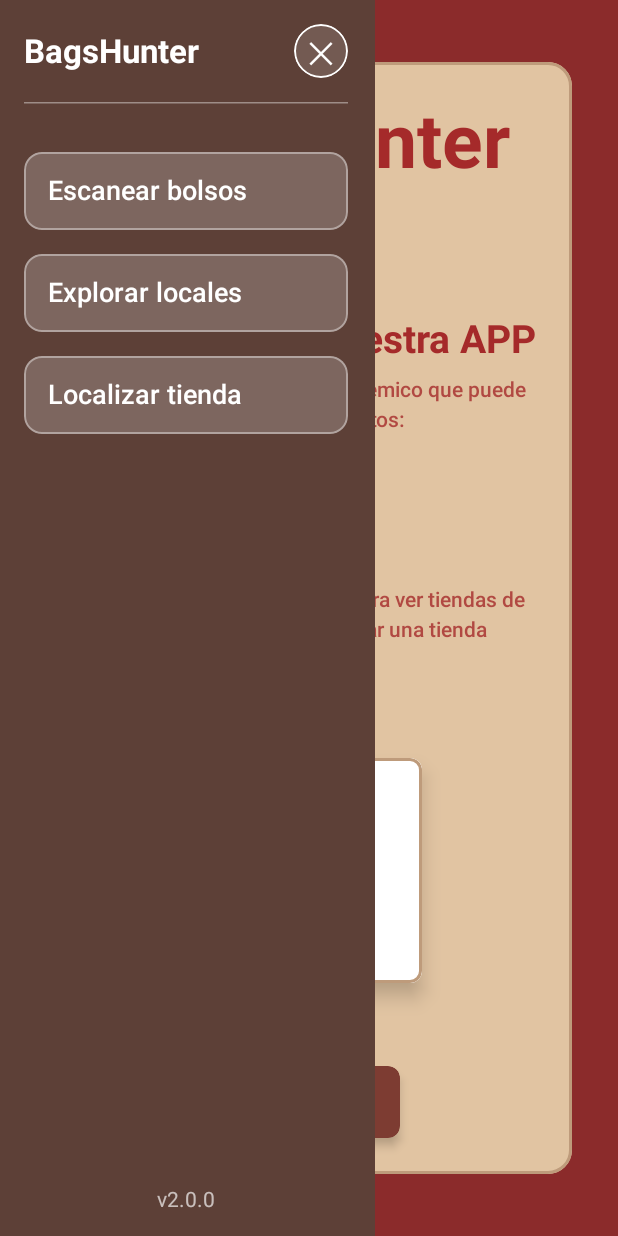
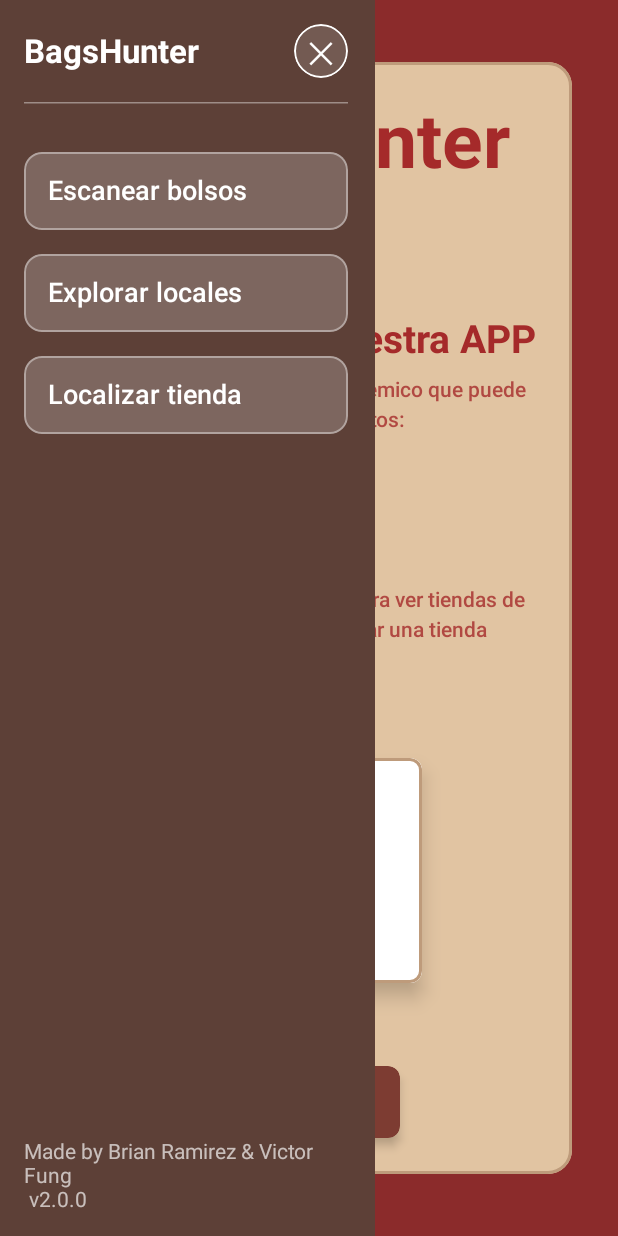
Before and after one commit to BraCR10/BagScanner, an Android app built with Jetpack Compose: the screen it shows after launch (MainActivity), after a tap on "Menu", on a phone screen of 412 x 824 dp. Run offline under Robolectric (Android 15) with nearby library versions, the phone set to English and light mode, and no system bars.

Commit message:
Adding description

```diff
--- a/app/src/main/java/com/example/bagscanner/views/HomeView.kt
+++ b/app/src/main/java/com/example/bagscanner/views/HomeView.kt
@@ -238,7 +238,8 @@
 
                     // Footer section
                     Text(
-                        text = "v2.0.0",
+                        text = "Made by Brian Ramirez & Victor Fung " +
+                                "\n v2.0.0",
                         fontSize = 14.sp,
                         color = Color(0xAAFFFFFF),
                         modifier = Modifier.align(Alignment.CenterHorizontally)
```
